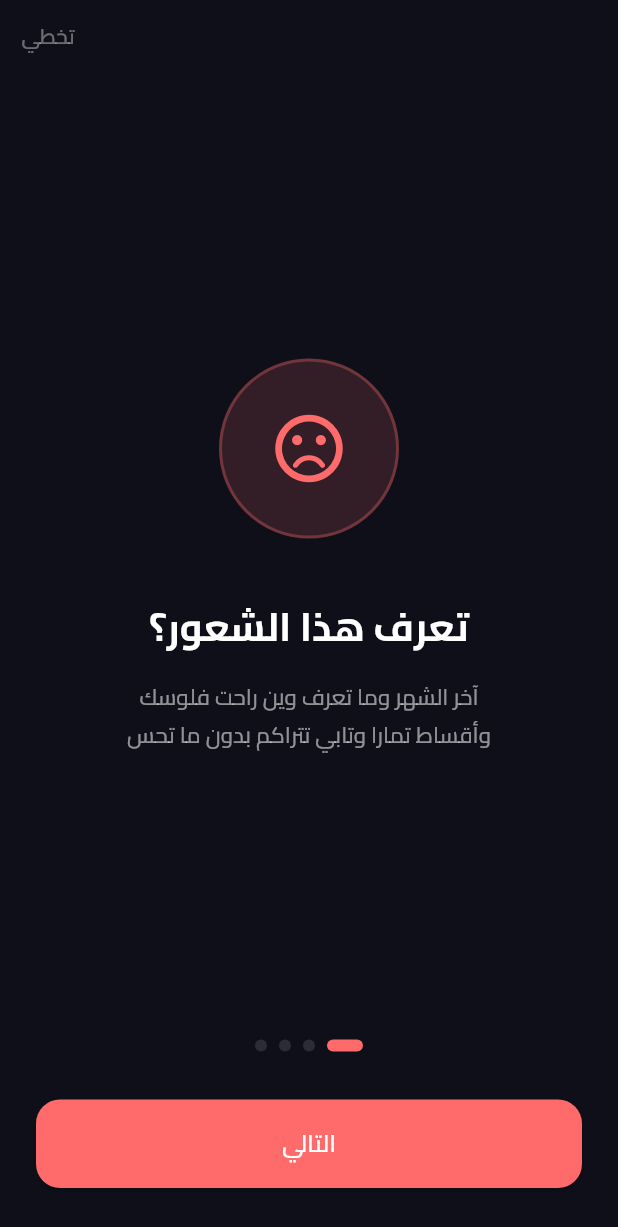
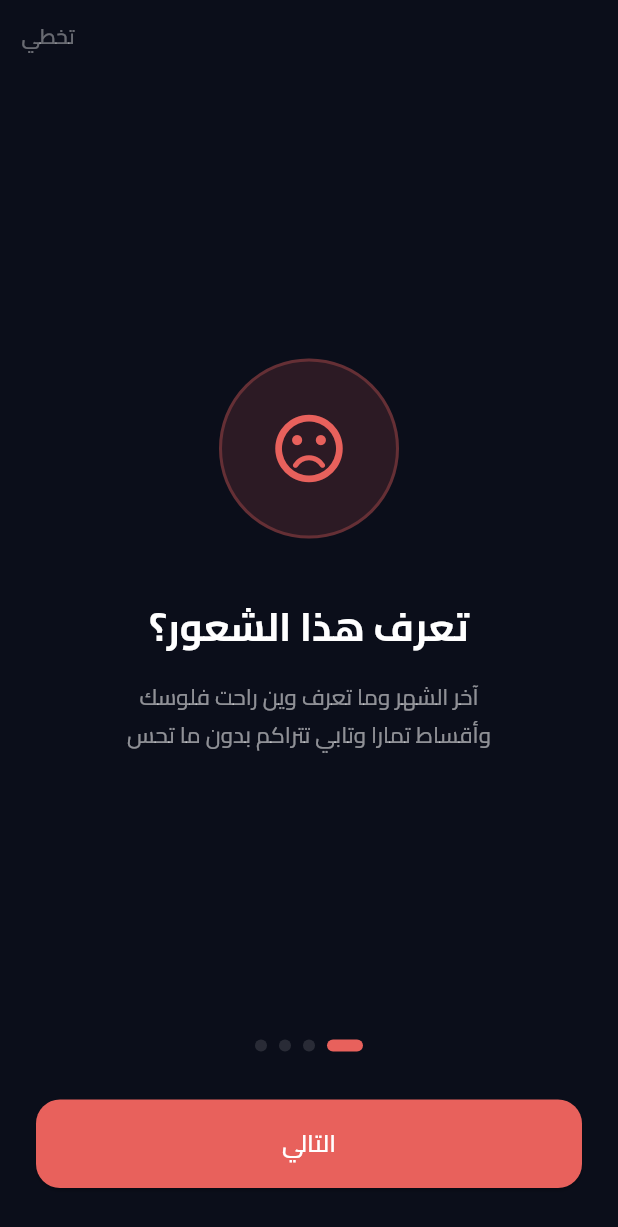
Before and after one commit to whyKaiser/waqfa, a Flutter app: the screen it shows after launch, on a phone screen of 412 x 824 dp. Shown: the top 1227 px of the screen. Run offline on Flutter 3.47's test engine with Material 3 defaults, Android fonts, the phone set to English and light mode, and no system bars; our stand-ins replace flutter_local_notifications, image_picker, shared_preferences, timezone.

Commit message:
تصميم هوية بصرية موحدة مستوحاة من أمد/الإنماء (كحلي، بنفسجي، نحاسي)
إضافة lib/theme/app_theme.dart كمصدر مركزي للألوان والخطوط بدل
الألوان المبعثرة في 12 شاشة، مع تدرجات خلفية في الشاشتين الرئيسيتين
(الرئيسية والنتيجة).

```diff
--- a/lib/main.dart
+++ b/lib/main.dart
@@ -3,6 +3,7 @@ import 'package:shared_preferences/shared_preferences.dart';
 import 'screens/home_screen.dart';
 import 'screens/onboarding_screen.dart';
 import 'services/notification_service.dart';
+import 'theme/app_theme.dart';
 
 void main() async {
   WidgetsFlutterBinding.ensureInitialized();
@@ -26,15 +27,7 @@ class WaqfaApp extends StatelessWidget {
     return MaterialApp(
       title: 'وقفة',
       debugShowCheckedModeBanner: false,
-      theme: ThemeData(
-        colorScheme: ColorScheme.fromSeed(
-          seedColor: const Color(0xFF1A1A2E),
-          brightness: Brightness.dark,
-        ),
-        scaffoldBackgroundColor: const Color(0xFF0F0F1A),
-        fontFamily: 'Cairo',
-        useMaterial3: true,
-      ),
+      theme: AppTheme.dark,
       home: showOnboarding ? const OnboardingScreen() : const HomeScreen(),
     );
   }
--- a/lib/screens/onboarding_screen.dart
+++ b/lib/screens/onboarding_screen.dart
@@ -1,6 +1,7 @@
 import 'package:flutter/material.dart';
 import 'package:shared_preferences/shared_preferences.dart';
 import 'home_screen.dart';
+import '../theme/app_theme.dart';
 
 class OnboardingScreen extends StatefulWidget {
   const OnboardingScreen({super.key});
@@ -19,27 +20,27 @@ class _OnboardingScreenState extends State<OnboardingScreen> {
       title: 'تعرف هذا الشعور؟',
       subtitle:
           'آخر الشهر وما تعرف وين راحت فلوسك\nوأقساط تمارا وتابي تتراكم بدون ما تحس',
-      color: const Color(0xFFFF6B6B),
+      color: AppColors.danger,
     ),
     _OnboardingPage(
       icon: Icons.psychology_alt_outlined,
       title: 'وقفة يشوف اللي ما تشوفه',
       subtitle: 'يجمع كل أقساطك ومصاريفك\nويحسب نسبة الخطر على راتبك تلقائياً',
-      color: const Color(0xFF6C63FF),
+      color: AppColors.primary,
     ),
     _OnboardingPage(
       icon: Icons.notification_important_outlined,
       title: 'ينذرك قبل ما تقع',
       subtitle:
           'مو بعد ما تغرق في الديون\nبل قبلها — بتحليل ذكي وخطوة عملية واحدة',
-      color: const Color(0xFFFFB347),
+      color: AppColors.copper,
     ),
     _OnboardingPage(
       icon: Icons.verified_outlined,
       title: 'جاهز تبدأ؟',
       subtitle:
           'سجلك محفوظ على جوالك\nوالتحليل السحابي اختياري ولا يعمل إلا بموافقتك',
-      color: const Color(0xFF6BCB77),
+      color: AppColors.success,
       isLast: true,
     ),
   ];
--- a/lib/screens/profile_screen.dart
+++ b/lib/screens/profile_screen.dart
@@ -1,6 +1,7 @@
 import 'package:flutter/material.dart';
 import 'package:flutter/services.dart';
 import '../services/profile_service.dart';
+import '../theme/app_theme.dart';
 
 /// شاشة الملف التخصيصي — تجعل التخصيص جوهر التجربة.
 class ProfileScreen extends StatefulWidget {
@@ -11,7 +12,7 @@ class ProfileScreen extends StatefulWidget {
 }
 
 class _ProfileScreenState extends State<ProfileScreen> {
-  static const _accent = Color(0xFF6C63FF);
+  static const _accent = AppColors.primary;
 
   String _age = '';
   String _income = '';
--- a/lib/services/notification_service.dart
+++ b/lib/services/notification_service.dart
@@ -2,6 +2,7 @@ import 'package:flutter/material.dart';
 import 'package:flutter_local_notifications/flutter_local_notifications.dart';
 import 'package:timezone/timezone.dart' as tz;
 import 'package:timezone/data/latest.dart' as tz_data;
+import '../theme/app_theme.dart';
 
 class NotificationService {
   static final _plugin = FlutterLocalNotificationsPlugin();
@@ -36,7 +37,7 @@ class NotificationService {
           channelDescription: 'تنبيهات مالية',
           importance: Importance.high,
           priority: Priority.high,
-          color: Color(0xFF6C63FF),
+          color: AppColors.primary,
         ),
         iOS: DarwinNotificationDetails(),
       ),
--- /dev/null
+++ b/lib/theme/app_theme.dart
@@ -0,0 +1,104 @@
+import 'package:flutter/material.dart';
+
+/// هوية وقفة البصرية — مستوحاة من روح هاكاثون أمد وهوية مصرف الإنماء
+/// (كحلي عميق كأثر البحر، نحاسي كأثر الكثبان، بنفسجي كلمسة تقنية).
+/// القيم أدناه اجتهاد إبداعي وليست أكواد hex رسمية معتمدة —
+/// تُستبدل فورًا إذا توفر دليل هوية بصرية رسمي من الجهة المنظمة.
+class AppColors {
+  AppColors._();
+
+  // خلفيات كحلية عميقة (بحر)
+  static const Color bgDeep = Color(0xFF0B0E1A);
+  static const Color surface = Color(0xFF171B2E);
+  static const Color surfaceAlt = Color(0xFF15151F);
+  static const Color surfaceRaised = Color(0xFF1F2438);
+
+  // البنفسجي — العلامة الأساسية
+  static const Color primary = Color(0xFF7C6FF0);
+  static const Color primaryDim = Color(0xFF5B4FBE);
+
+  // النحاسي — تمييز ثانوي / تحذير دافئ (بديل الأحمر التقليدي)
+  static const Color copper = Color(0xFFC98A4E);
+  static const Color copperLight = Color(0xFFE0A868);
+
+  // دلالات الحالة
+  static const Color success = Color(0xFF3FBF8F);
+  static const Color danger = Color(0xFFE8615C);
+  static const Color info = Color(0xFF48CAE4);
+  static const Color highlight = Color(0xFFFFD18A);
+
+  static const Color textPrimary = Color(0xFFF5F4FA);
+  static const Color textMuted = Color(0xFFB6B3C9);
+
+  /// تدرج الخلفية الرئيسي: من الكحلي العميق إلى لمسة بنفسجية خافتة.
+  static const LinearGradient backgroundGradient = LinearGradient(
+    begin: Alignment.topCenter,
+    end: Alignment.bottomCenter,
+    colors: [bgDeep, surface],
+  );
+
+  /// تدرج بنفسجي-نحاسي لأزرار الفعل الرئيسية والبطاقات المميزة.
+  static const LinearGradient brandGradient = LinearGradient(
+    begin: Alignment.topLeft,
+    end: Alignment.bottomRight,
+    colors: [primary, copper],
+  );
+}
+
+class AppTextStyles {
+  AppTextStyles._();
+
+  static const String fontFamily = 'Cairo';
+
+  static const TextStyle heading = TextStyle(
+    fontFamily: fontFamily,
+    fontSize: 22,
+    fontWeight: FontWeight.w700,
+    color: AppColors.textPrimary,
+  );
+
+  static const TextStyle body = TextStyle(
+    fontFamily: fontFamily,
+    fontSize: 15,
+    fontWeight: FontWeight.w400,
+    color: AppColors.textPrimary,
+  );
+
+  static const TextStyle muted = TextStyle(
+    fontFamily: fontFamily,
+    fontSize: 13,
+    fontWeight: FontWeight.w400,
+    color: AppColors.textMuted,
+  );
+}
+
+class AppTheme {
+  AppTheme._();
+
+  static ThemeData get dark {
+    final base = ThemeData(
+      colorScheme: ColorScheme.fromSeed(
+        seedColor: AppColors.primary,
+        brightness: Brightness.dark,
+        secondary: AppColors.copper,
+        error: AppColors.danger,
+      ),
+      scaffoldBackgroundColor: AppColors.bgDeep,
+      fontFamily: AppTextStyles.fontFamily,
+      useMaterial3: true,
+    );
+    return base.copyWith(
+      textTheme: base.textTheme.apply(
+        bodyColor: AppColors.textPrimary,
+        displayColor: AppColors.textPrimary,
+      ),
+      appBarTheme: const AppBarTheme(
+        backgroundColor: Colors.transparent,
+        elevation: 0,
+        centerTitle: true,
+      ),
+      cardColor: AppColors.surfaceRaised,
+      dividerColor: AppColors.textMuted.withOpacity(0.15),
+    );
+  }
+}
```
Also changed, not shown: lib/screens/analysis_detail_screen.dart (+13 -12 lines), lib/screens/connect_screen.dart (+15 -14 lines), lib/screens/evidence_screen.dart (+6 -5 lines), lib/screens/history_screen.dart (+10 -9 lines), lib/screens/home_screen.dart (+13 -9 lines), lib/screens/input_screen.dart (+8 -7 lines), lib/screens/learn_screen.dart (+10 -9 lines), lib/screens/receipt_scan_screen.dart (+8 -7 lines), lib/screens/result_screen.dart (+29 -25 lines), lib/screens/simulator_screen.dart (+7 -6 lines).
